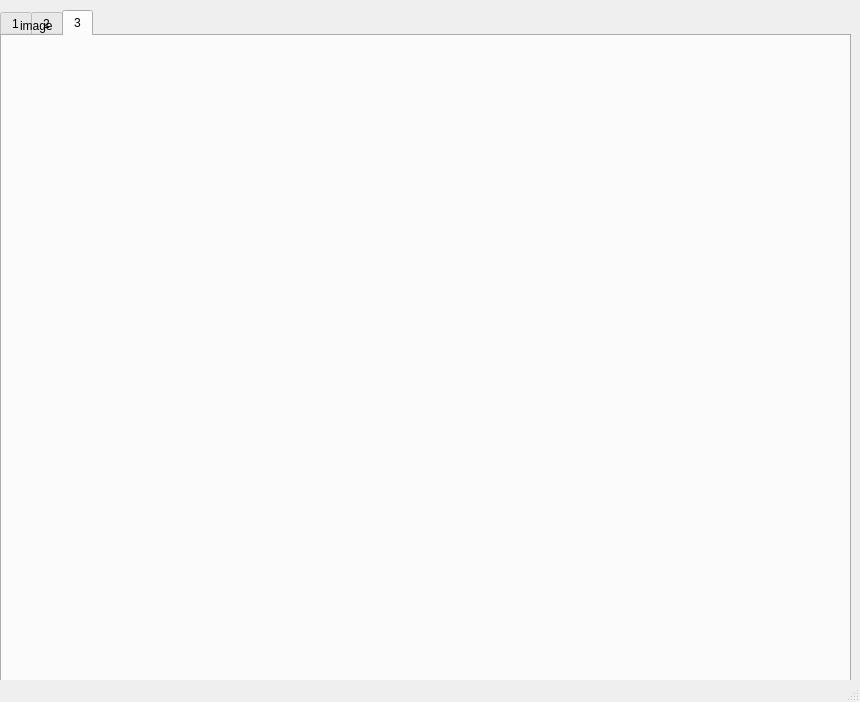
Qt form src/mainwindow.ui (ciyaca/client) before a commit.
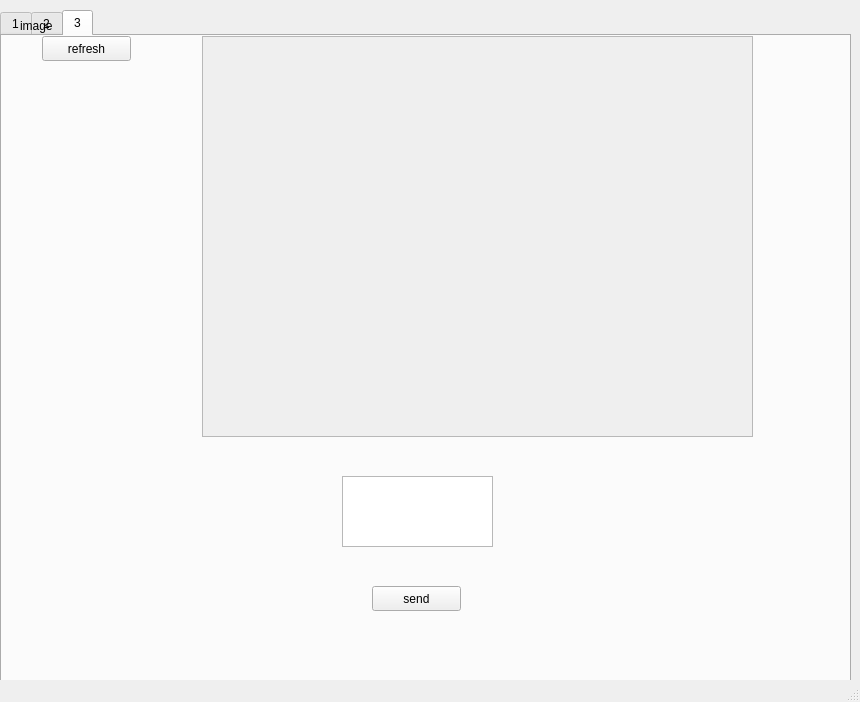
The same form after that commit. The open tabs and pages were chosen to show the change. Icons and pictures are not drawn.

Diff of the .ui file:
```diff
--- a/src/mainwindow.ui
+++ b/src/mainwindow.ui
@@ -225,6 +225,85 @@
      <attribute name="title">
       <string>3</string>
      </attribute>
+     <widget class="QWidget" name="widget" native="true">
+      <property name="geometry">
+       <rect>
+        <x>40</x>
+        <y>0</y>
+        <width>711</width>
+        <height>401</height>
+       </rect>
+      </property>
+      <widget class="QScrollArea" name="post_view_scroll_area">
+       <property name="geometry">
+        <rect>
+         <x>160</x>
+         <y>0</y>
+         <width>551</width>
+         <height>401</height>
+        </rect>
+       </property>
+       <property name="widgetResizable">
+        <bool>true</bool>
+       </property>
+       <widget class="QWidget" name="scrollAreaWidgetContents">
+        <property name="geometry">
+         <rect>
+          <x>0</x>
+          <y>0</y>
+          <width>549</width>
+          <height>399</height>
+         </rect>
+        </property>
+       </widget>
+      </widget>
+      <widget class="QPushButton" name="bbs_post_refresh_btn">
+       <property name="geometry">
+        <rect>
+         <x>0</x>
+         <y>0</y>
+         <width>89</width>
+         <height>25</height>
+        </rect>
+       </property>
+       <property name="text">
+        <string>refresh</string>
+       </property>
+      </widget>
+     </widget>
+     <widget class="QWidget" name="widget_2" native="true">
+      <property name="geometry">
+       <rect>
+        <x>280</x>
+        <y>430</y>
+        <width>281</width>
+        <height>161</height>
+       </rect>
+      </property>
+      <widget class="QPushButton" name="bbs_send_btn">
+       <property name="geometry">
+        <rect>
+         <x>90</x>
+         <y>120</y>
+         <width>89</width>
+         <height>25</height>
+        </rect>
+       </property>
+       <property name="text">
+        <string>send</string>
+       </property>
+      </widget>
+      <widget class="QTextEdit" name="textEdit">
+       <property name="geometry">
+        <rect>
+         <x>60</x>
+         <y>10</y>
+         <width>151</width>
+         <height>71</height>
+        </rect>
+       </property>
+      </widget>
+     </widget>
     </widget>
    </widget>
    <widget class="QLabel" name="Avatar">
```
Left out of the diff: 4 changed lines with no effect on the pictures.
